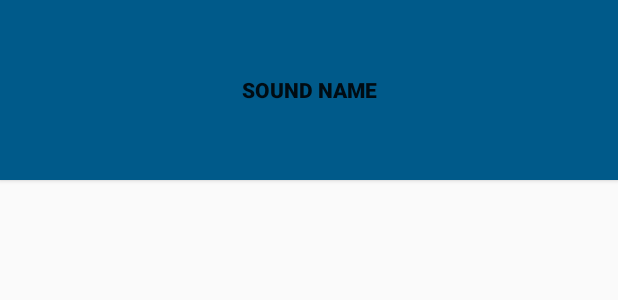
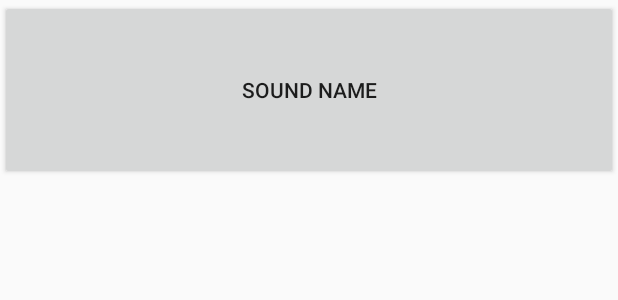
Before and after one commit to WillWolfWang/BeadBox, an Android app built with Jetpack Compose: the layout list_item_sound.xml on its own in the app's theme, with its tools: preview values and no code run, on a phone screen of 412 x 824 dp. Shown: the top 300 px of the screen. Run offline under Robolectric (Android 15) with nearby library versions, the phone set to English and light mode, and no system bars.

Commit message:
使用主题来全局修改应用背景色、按钮样式等

```diff
--- a/app/src/main/java/com/will/beatbox/MainActivity.kt
+++ b/app/src/main/java/com/will/beatbox/MainActivity.kt
@@ -1,11 +1,14 @@
 package com.will.beatbox
 
+import android.content.res.Resources
+import android.content.res.TypedArray
 import android.os.Bundle
 import android.util.Log
 import android.view.ViewGroup
 import androidx.activity.ComponentActivity
 import androidx.activity.OnBackPressedCallback
 import androidx.appcompat.app.AppCompatActivity
+import androidx.compose.ui.graphics.Color
 import androidx.databinding.DataBindingUtil
 import androidx.lifecycle.ViewModelProvider
 import androidx.recyclerview.widget.GridLayoutManager
@@ -22,6 +25,7 @@
     private lateinit var beatBox: BeatBox
     private lateinit var viewModel: MainViewModel
 
+    @OptIn(ExperimentalStdlibApi::class)
     override fun onCreate(savedInstanceState: Bundle?) {
         super.onCreate(savedInstanceState)
         // 使用 DataBindingUtil 类创建 ActivityMainBinding 对象
@@ -50,6 +54,13 @@
         }
 
         onBackPressedDispatcher.addCallback(this, callback)
+
+
+//        var  attrsToFetch = intArrayOf(androidx.appcompat.R.attr.colorAccent)
+//        val a: TypedArray = theme.obtainStyledAttributes(R.style.MyTheme, attrsToFetch)
+//        val accentColor = a.getInt(0, 0)
+//        Log.e("WillWolf", "accentColor:" + accentColor.toHexString())
+//        a.recycle()
     }
 
     override fun onDestroy() {
--- a/app/src/main/res/layout/activity_main.xml
+++ b/app/src/main/res/layout/activity_main.xml
@@ -17,10 +17,6 @@
             android:id="@+id/recyclerView"
             android:layout_width="match_parent"
             android:layout_height="0dp"
-            android:layout_marginStart="16dp"
-            android:layout_marginTop="16dp"
-            android:layout_marginEnd="16dp"
-            android:layout_marginBottom="16dp"
             android:visibility="visible"
             app:layout_constraintBottom_toTopOf="@+id/seekBar"
             app:layout_constraintEnd_toEndOf="parent"
--- a/app/src/main/res/layout/list_item_sound.xml
+++ b/app/src/main/res/layout/list_item_sound.xml
@@ -25,12 +25,10 @@
     -->
 
     <Button
-        style="@style/BeatBoxButton.Strong"
         android:layout_width="match_parent"
         android:layout_height="120dp"
         android:text="@{`File name:` + viewModel.title?? `No file`}"
         android:onClick="@{(view)->viewModel.onButtonClick()}"
-        app:isGone="@{false}"
         tools:text="Sound name"/>
     <!--使用方法，定义的 name 调用对应类拥有的属性
         在绑定的大括号里面，可以写一些简单的 Java 表达式，
@@ -42,4 +40,6 @@
     <!--绑定表达式也有一个 null 值合并操作符 ??-->
 
     <!--使用 dateBinding 相关属性，设定值的时候，必须用 @{} 的方式-->
+
+    <!-- 使用自己声明的 BindingAdapter 值 app:isGone="@{false}" -->
 </layout>
--- a/app/src/main/res/values/styles.xml
+++ b/app/src/main/res/values/styles.xml
@@ -7,12 +7,8 @@
     </style>
 
     <!--样式需要逐个为所有部件添加它们要用到的样式，如果有很多部件和按钮，光是添加样式工作量就很惊人了-->
-    <style name="BeatBoxButton">
+    <style name="BeatBoxButton" parent="Widget.AppCompat.Button">
         <item name="android:background">@color/dark_blue</item>
     </style>
 
-    <style name="BeatBoxButton.Strong" parent="BeatBoxButton">
-        <item name="android:textStyle">bold</item>
-    </style>
-
 </resources>
--- a/app/src/main/res/values/themes.xml
+++ b/app/src/main/res/values/themes.xml
@@ -2,5 +2,26 @@
 <resources>
 
     <style name="Theme.BeatBox" parent="android:Theme.Material.Light.NoActionBar" />
-    <style name="MyTheme" parent="Theme.AppCompat.Light.NoActionBar"/>
+    <style name="MyTheme" parent="Theme.AppCompat">
+        <item name="colorPrimary">@color/red</item>
+        <!--colorPrimary 主要应用于应用栏，由于应用名称是显示在应用栏上，所以 colorPrimary 也可以
+        称为应用品牌色-->
+        <item name="colorPrimaryDark">@color/dark_red</item>
+        <!--colorPrimaryDark 用于屏幕顶部的状态栏，Wi-Fi 图标，电量那一行处-->
+        <item name="colorAccent">@color/gray</item>
+        <!-- colorAccent 这个主题色应该和 colorPrimary 成反差效果，主要用于给
+                EditText 这样的部件着色
+                Button 不支持着色，但还是添加最好-->
+        <!--这个属性是来自 Android 操作系统的，所以要加 android 命名空间-->
+        <!--通过一直追溯 themes 源，找到根 themes，然后查看需要改动的属性-->
+        <item name="android:windowBackground">@color/soothing_blue</item>
+
+        <!--通过覆盖 主题 中的 buttonStyle，就可以直接改变所有普通按钮的样子-->
+        <item name="buttonStyle">@style/BeatBoxButton</item>
+    </style>
+    <!--AppCompat 库自带三大主题，Theme.AppCompat 深色主题
+     Theme.AppCompat.Light 浅色主题
+     Theme.AppCompat.Light.DarkActionBar 带深色工具栏的浅色主题
+     -->
+
 </resources>
```
